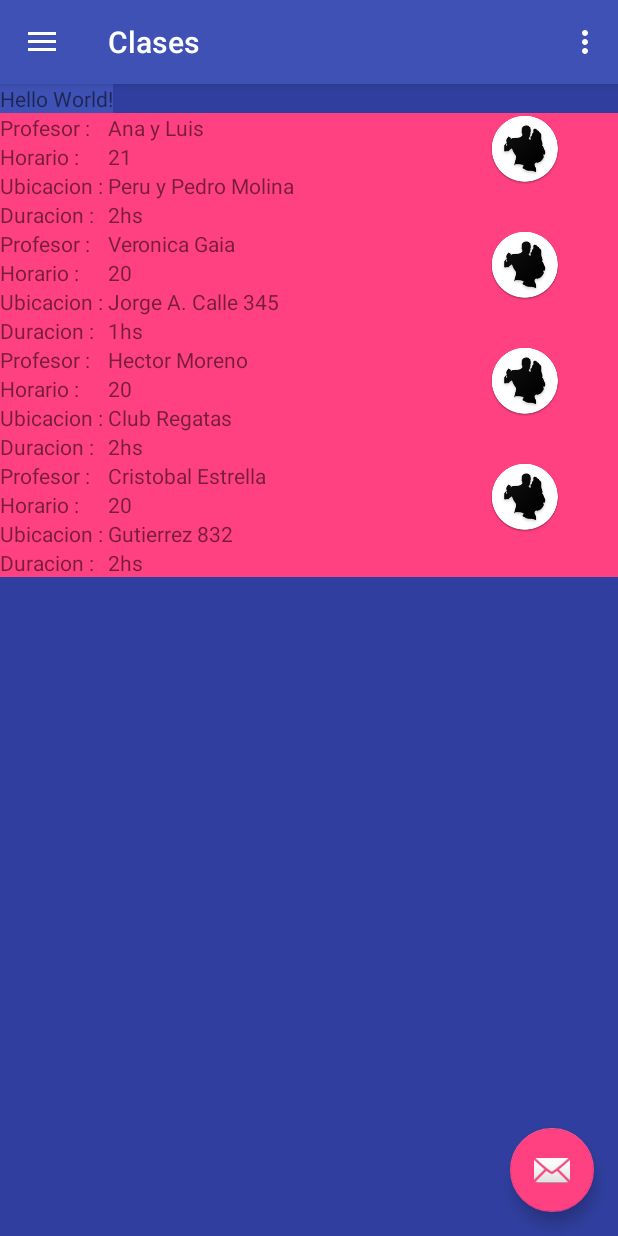
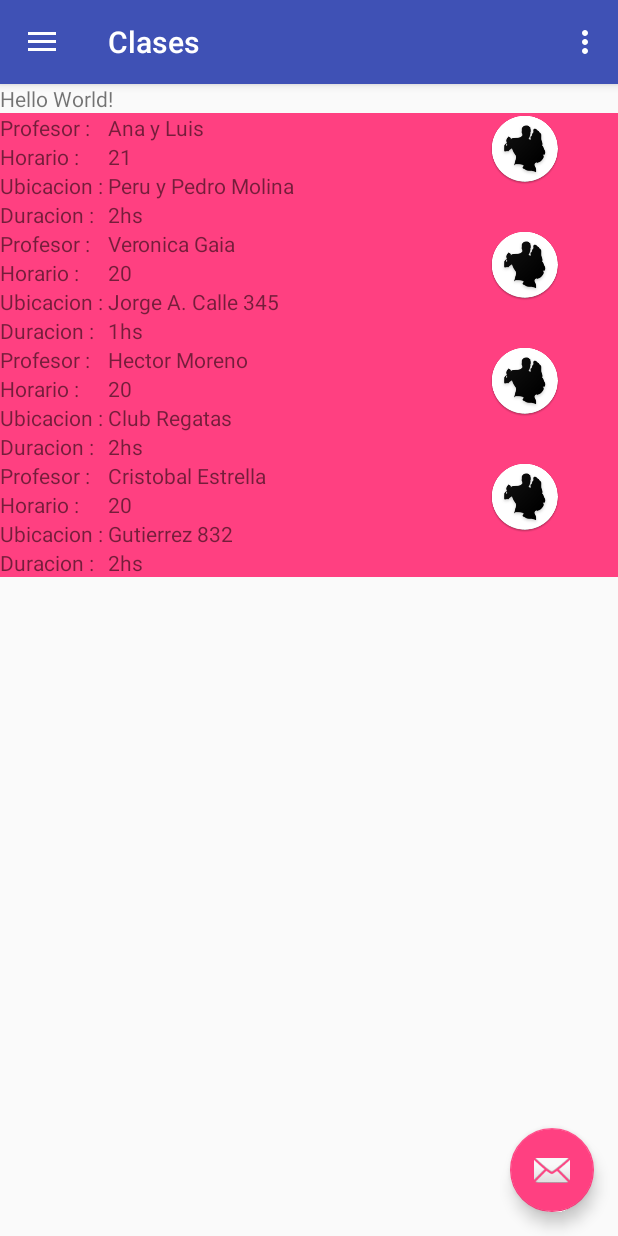
Before and after one commit to anissval/TangoMio, an Android app: the screen it shows after launch (MainActivity), in the side drawer, after a tap on "Clases", on a phone screen of 412 x 824 dp. Run offline under Robolectric (Android 15) with nearby library versions, the phone set to English and light mode, and no system bars.

Commit message:
fixing background color from fragments

```diff
--- a/app/src/main/res/layout/content_main.xml
+++ b/app/src/main/res/layout/content_main.xml
@@ -6,7 +6,6 @@
         android:layout_height="match_parent"
         android:orientation="vertical"
         android:id="@+id/content_main"
-        android:background="@color/colorPrimaryDark"
         app:layout_behavior="@string/appbar_scrolling_view_behavior"
         tools:context="com.valdiviezo.anahi.tangomio.MainActivity"
         tools:showIn="@layout/app_bar_main">
@@ -15,7 +14,6 @@
         android:layout_width="wrap_content"
         android:layout_height="wrap_content"
         android:text="Hello World!"
-        android:id="@+id/textView2"
-            android:background="@color/colorPrimary"/>
+        android:id="@+id/textView2"/>
 
 </LinearLayout>
```
